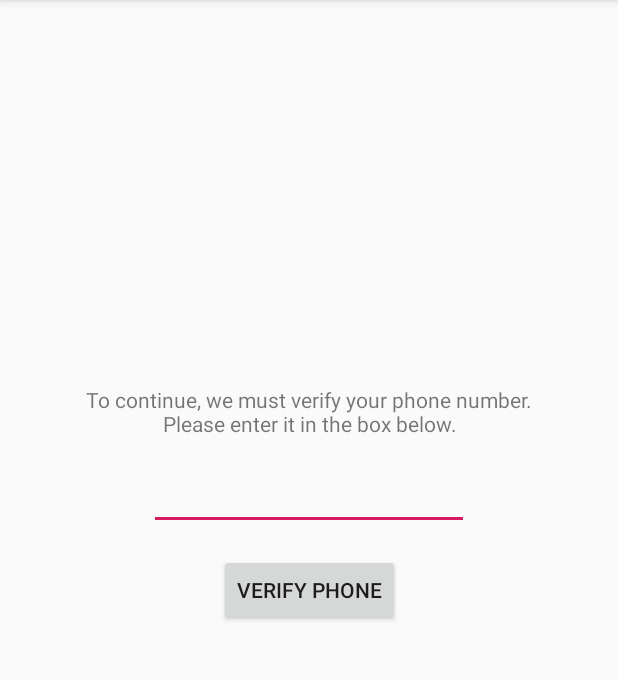
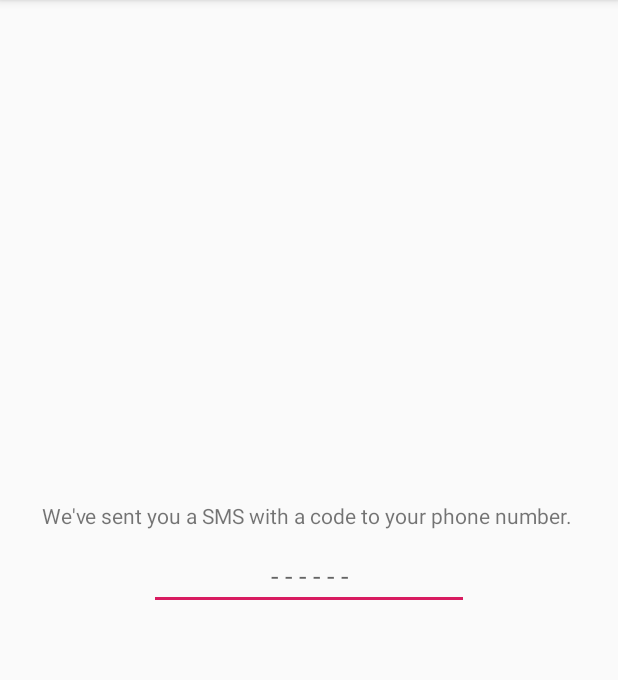
Before and after one commit to vlasentiy/SMS_VERIFICATION, an Android app: the screen it shows after launch (PhoneNumberActivity before the commit, CodeVerificationActivity after it), on a phone screen of 412 x 824 dp, the part 84-764 px from its top. Run offline under Robolectric (Android 15) with nearby library versions, the phone set to English and light mode, and no system bars.

Commit message:
first commit

```diff
--- a/app/src/main/AndroidManifest.xml
+++ b/app/src/main/AndroidManifest.xml
@@ -10,15 +10,14 @@
         android:theme="@style/AppTheme">
 
         <receiver
-            android:name=".SmsReceiver"
+            android:name=".OtpReceiver"
             android:exported="true">
             <intent-filter>
                 <action android:name="com.google.android.gms.auth.api.phone.SMS_RETRIEVED"/>
             </intent-filter>
         </receiver>
 
-        <activity android:name=".CodeVerificationActivity" />
-        <activity android:name=".PhoneNumberActivity">
+        <activity android:name=".CodeVerificationActivity">
             <intent-filter>
                 <action android:name="android.intent.action.MAIN" />
                 <category android:name="android.intent.category.LAUNCHER" />
--- a/app/src/main/java/com/vls/smsverification/SmsListener.kt
+++ b/app/src/main/java/com/vls/smsverification/OtpListener.kt
@@ -1,6 +1,8 @@
 package com.vls.smsverification
 
-interface SmsListener {
+interface OtpListener {
     fun onSuccess(code: String)
     fun onError()
+    fun onStatusCodeError()
+    fun onTimeout()
 }
--- a/app/src/main/java/com/vls/smsverification/PhoneNumberActivity.kt
+++ /dev/null
@@ -1,25 +0,0 @@
-package com.vls.smsverification
-
-import android.content.Intent
-import android.support.v7.app.AppCompatActivity
-import android.os.Bundle
-import android.util.Log
-import android.view.View
-
-class PhoneNumberActivity : AppCompatActivity() {
-
-    override fun onCreate(savedInstanceState: Bundle?) {
-        super.onCreate(savedInstanceState)
-        setContentView(R.layout.activity_phone_number)
-    }
-
-    fun verifyPhoneClick(view: View) {
-        //Mock Send the phone number to the backend service
-
-        //val appSignatures = AppSignatureHelper(this@PhoneNumberActivity).appSignatures
-        //Log.d("vls",appSignatures.toString())
-
-        startActivity(Intent(this, CodeVerificationActivity::class.java))
-    }
-
-}
--- a/app/src/main/res/layout/activity_phone_number.xml
+++ /dev/null
@@ -1,56 +0,0 @@
-<?xml version="1.0" encoding="utf-8"?>
-<android.support.constraint.ConstraintLayout xmlns:android="http://schemas.android.com/apk/res/android"
-    xmlns:app="http://schemas.android.com/apk/res-auto"
-    xmlns:tools="http://schemas.android.com/tools"
-    android:layout_width="match_parent"
-    android:layout_height="match_parent"
-    tools:context=".PhoneNumberActivity">
-
-
-    <TextView
-        android:id="@+id/textView3"
-        android:layout_width="wrap_content"
-        android:layout_height="wrap_content"
-        android:layout_marginEnd="16dp"
-        android:layout_marginStart="16dp"
-        android:layout_marginTop="32dp"
-        android:gravity="center"
-        android:text="To continue, we must verify your phone number.\nPlease enter it in the box below."
-        app:layout_constraintBottom_toTopOf="@+id/editText2"
-        app:layout_constraintEnd_toEndOf="parent"
-        app:layout_constraintHorizontal_bias="0.5"
-        app:layout_constraintStart_toStartOf="parent"
-        app:layout_constraintTop_toTopOf="parent"
-        app:layout_constraintVertical_bias="0.39"
-        app:layout_constraintVertical_chainStyle="packed" />
-
-    <EditText
-        android:id="@+id/editText2"
-        android:layout_width="wrap_content"
-        android:layout_height="wrap_content"
-        android:layout_marginTop="16dp"
-        android:ems="10"
-        android:inputType="phone"
-        app:layout_constraintBottom_toTopOf="@+id/btnVerifyPhone"
-        app:layout_constraintEnd_toEndOf="parent"
-        app:layout_constraintHorizontal_bias="0.5"
-        app:layout_constraintStart_toStartOf="parent"
-        app:layout_constraintTop_toBottomOf="@+id/textView3"
-        app:layout_constraintVertical_bias="0.06999999"
-        app:layout_constraintVertical_chainStyle="packed" />
-
-    <Button
-        android:id="@+id/btnVerifyPhone"
-        android:layout_width="wrap_content"
-        android:layout_height="wrap_content"
-        android:layout_marginEnd="8dp"
-        android:layout_marginStart="8dp"
-        android:layout_marginTop="16dp"
-        android:onClick="verifyPhoneClick"
-        android:text="Verify Phone"
-        app:layout_constraintBottom_toBottomOf="parent"
-        app:layout_constraintEnd_toEndOf="parent"
-        app:layout_constraintHorizontal_bias="0.5"
-        app:layout_constraintStart_toStartOf="parent"
-        app:layout_constraintTop_toBottomOf="@+id/editText2" />
-</android.support.constraint.ConstraintLayout>
```
Also changed, not shown: app/src/main/java/com/vls/smsverification/CodeVerificationActivity.kt (+9 -3 lines), app/src/main/java/com/vls/smsverification/OtpBroadcastReceiver.kt (renamed from app/src/main/java/com/vls/smsverification/SmsBroadcastReceiver.kt, +13 -17 lines), app/src/main/res/layout/activity_code_verification.xml (+17 -41 lines).
